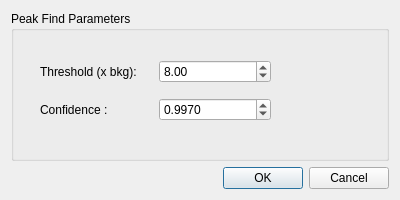
First picture: the form in testing/D19Proto/dialog_PeakFind.ui, repository k61n/openhkl, before the edit.
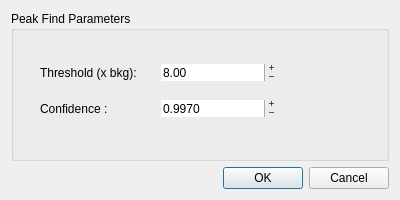
Second picture: the form after the edit.

```diff
--- a/testing/D19Proto/dialog_PeakFind.ui
+++ b/testing/D19Proto/dialog_PeakFind.ui
@@ -33,7 +33,7 @@
        <rect>
         <x>29</x>
         <y>40</y>
-        <width>231</width>
+        <width>236</width>
         <height>80</height>
        </rect>
       </property>
@@ -50,6 +50,12 @@
        </item>
        <item row="1" column="1">
         <widget class="QDoubleSpinBox" name="confidenceSpinBox">
+         <property name="frame">
+          <bool>false</bool>
+         </property>
+         <property name="buttonSymbols">
+          <enum>QAbstractSpinBox::PlusMinus</enum>
+         </property>
          <property name="decimals">
           <number>4</number>
          </property>
@@ -73,6 +79,12 @@
        </item>
        <item row="0" column="1">
         <widget class="QDoubleSpinBox" name="thresholdSpinBox">
+         <property name="frame">
+          <bool>false</bool>
+         </property>
+         <property name="buttonSymbols">
+          <enum>QAbstractSpinBox::PlusMinus</enum>
+         </property>
          <property name="minimum">
           <double>1.500000000000000</double>
          </property>
```
